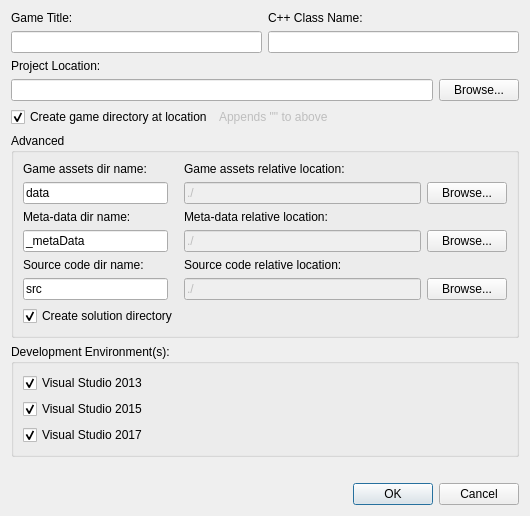
First picture: the form in Harmony/src/Editor/Dialogs/DlgNewProject.ui, repository GameOverture/HarmonyEngine, before the edit.
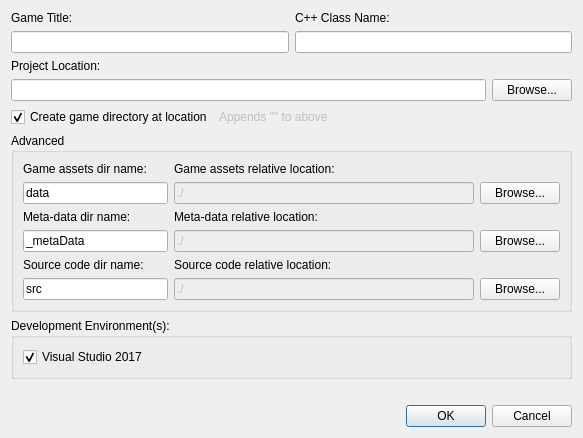
Second picture: the form after the edit.

Commit message: New project folder/file setup now working. Fixes #57 and #34

What changed in the file:
```diff
--- a/Harmony/src/Editor/Dialogs/DlgNewProject.ui
+++ b/Harmony/src/Editor/Dialogs/DlgNewProject.ui
@@ -6,8 +6,8 @@
    <rect>
     <x>0</x>
     <y>0</y>
-    <width>530</width>
-    <height>490</height>
+    <width>583</width>
+    <height>421</height>
    </rect>
   </property>
   <property name="windowTitle">
@@ -300,19 +300,6 @@
         </property>
        </widget>
       </item>
-      <item row="6" column="0">
-       <widget class="QCheckBox" name="chkCreateProjectDir">
-        <property name="toolTip">
-         <string>Places the solution in the specified source directory, and creates a sub-directory for the project and source code</string>
-        </property>
-        <property name="text">
-         <string>Create solution directory</string>
-        </property>
-        <property name="checked">
-         <bool>true</bool>
-        </property>
-       </widget>
-      </item>
      </layout>
      <zorder>label</zorder>
      <zorder>label_5</zorder>
@@ -338,26 +325,6 @@
       <string>Development Environment(s):</string>
      </property>
      <layout class="QVBoxLayout" name="verticalLayout">
-      <item>
-       <widget class="QCheckBox" name="chkVs2013">
-        <property name="text">
-         <string>Visual Studio 2013</string>
-        </property>
-        <property name="checked">
-         <bool>true</bool>
-        </property>
-       </widget>
-      </item>
-      <item>
-       <widget class="QCheckBox" name="chkVs2015">
-        <property name="text">
-         <string>Visual Studio 2015</string>
-        </property>
-        <property name="checked">
-         <bool>true</bool>
-        </property>
-       </widget>
-      </item>
       <item>
        <widget class="QCheckBox" name="chkVs2017">
         <property name="text">
```
Left out of the diff: 3 changed lines with no effect on the pictures. The commit also changes 19 other files.
